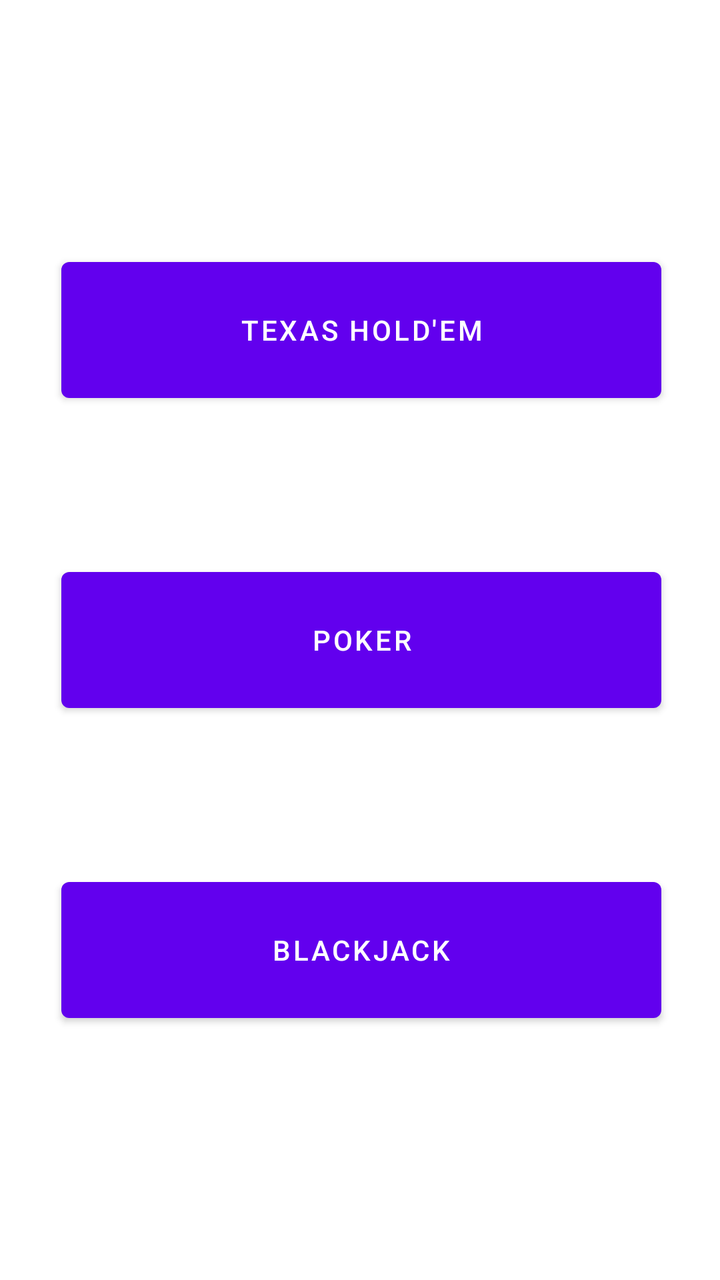
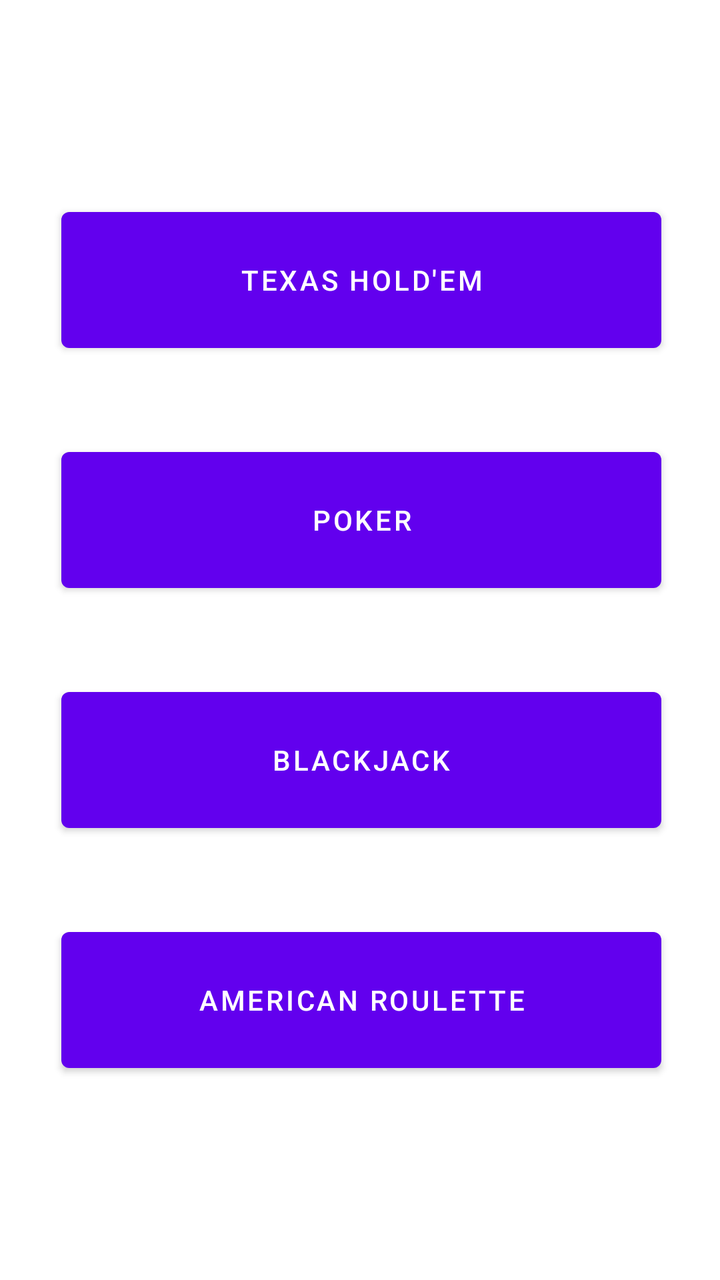

Compare the two renders of this Android layout. The source of the first and the diff that turns it into the second are given below.
<!-- AndroidManifest.xml: application theme Theme.GamblingBadger -->
<!-- res/layout/fragment_tips.xml -->
<?xml version="1.0" encoding="utf-8"?>
<androidx.constraintlayout.widget.ConstraintLayout xmlns:android="http://schemas.android.com/apk/res/android"
    xmlns:app="http://schemas.android.com/apk/res-auto"
    xmlns:tools="http://schemas.android.com/tools"
    android:layout_width="match_parent"
    android:layout_height="match_parent"
    tools:context=".tips.TipsFragment">

    <ScrollView
        android:layout_width="409dp"
        android:layout_height="wrap_content"
        android:layout_centerHorizontal="true"
        android:layout_centerVertical="true"
        app:layout_constraintBottom_toBottomOf="parent"
        app:layout_constraintEnd_toEndOf="parent"
        app:layout_constraintStart_toStartOf="parent"
        app:layout_constraintTop_toTopOf="parent">


        <androidx.constraintlayout.widget.ConstraintLayout
            android:layout_width="409dp"
            android:layout_height="wrap_content"
            app:layout_constraintBottom_toBottomOf="parent"
            app:layout_constraintEnd_toEndOf="parent"
            app:layout_constraintHorizontal_bias="0.5"
            app:layout_constraintStart_toStartOf="parent"
            app:layout_constraintTop_toTopOf="parent"
            app:layout_constraintVertical_bias="0.5"
            tools:layout_editor_absoluteX="1dp"
            tools:layout_editor_absoluteY="90dp">

            <Button
                android:id="@+id/button_HelpBlackjack"
                android:layout_width="300dp"
                android:layout_height="80dp"
                android:layout_marginTop="75dp"
                android:layout_marginBottom="75dp"
                android:text="@string/blackjack_title"
                app:layout_constraintBottom_toBottomOf="parent"
                app:layout_constraintEnd_toEndOf="parent"
                app:layout_constraintHorizontal_bias="0.5"
                app:layout_constraintStart_toStartOf="parent"
                app:layout_constraintTop_toBottomOf="@+id/button_HelpPoker" />

            <Button
                android:id="@+id/button_HelpPoker"
                android:layout_width="300dp"
                android:layout_height="80dp"
                android:layout_marginTop="75dp"
                android:enabled="true"
                android:text="@string/poker_title"
                app:layout_constraintBottom_toTopOf="@+id/button_HelpBlackjack"
                app:layout_constraintEnd_toEndOf="parent"
                app:layout_constraintHorizontal_bias="0.5"
                app:layout_constraintStart_toStartOf="parent"
                app:layout_constraintTop_toBottomOf="@+id/button_HelpTXHoldEm" />

            <Button
                android:id="@+id/button_HelpTXHoldEm"
                android:layout_width="300dp"
                android:layout_height="80dp"
                android:layout_marginTop="75dp"
                android:enabled="true"
                android:text="@string/texasHoldem_title"
                app:layout_constraintBottom_toTopOf="@+id/button_HelpPoker"
                app:layout_constraintEnd_toEndOf="parent"
                app:layout_constraintHorizontal_bias="0.5"
                app:layout_constraintStart_toStartOf="parent"
                app:layout_constraintTop_toTopOf="parent" />

        </androidx.constraintlayout.widget.ConstraintLayout>
    </ScrollView>

</androidx.constraintlayout.widget.ConstraintLayout>
<!-- resources referenced by this layout -->
<resources>
  <string name="blackjack_title">Blackjack</string>
  <string name="poker_title">Poker</string>
  <string name="texasHoldem_title">Texas Hold\'em</string>
  <style name="Theme.GamblingBadger" parent="Theme.MaterialComponents.DayNight.DarkActionBar">
          
          <item name="colorPrimary">@color/purple_500</item>
          <item name="colorPrimaryVariant">@color/purple_700</item>
          <item name="colorOnPrimary">@color/white</item>
          
          <item name="colorSecondary">@color/teal_200</item>
          <item name="colorSecondaryVariant">@color/teal_700</item>
          <item name="colorOnSecondary">@color/black</item>
          
          <item name="android:statusBarColor" tools:targetApi="l">?attr/colorPrimaryVariant</item>
          
      </style>
  <color name="purple_500">#FF6200EE</color>
  <color name="purple_700">#FF3700B3</color>
  <color name="white">#FFFFFFFF</color>
  <color name="teal_200">#FF03DAC5</color>
  <color name="teal_700">#FF018786</color>
  <color name="black">#FF000000</color>
</resources>

<!-- the commit's change to res/layout/fragment_tips.xml (unified diff, before → after) -->
@@ -30,13 +30,26 @@
             tools:layout_editor_absoluteY="90dp">
 
             <Button
+                android:id="@+id/button_HelpRou"
+                android:layout_width="300dp"
+                android:layout_height="80dp"
+                android:layout_marginTop="20dp"
+                android:layout_marginBottom="20dp"
+                android:text="@string/americanRoulette_title"
+                app:layout_constraintBottom_toBottomOf="parent"
+                app:layout_constraintEnd_toEndOf="parent"
+                app:layout_constraintHorizontal_bias="0.5"
+                app:layout_constraintStart_toStartOf="parent"
+                app:layout_constraintTop_toBottomOf="@+id/button_HelpBlackjack" />
+
+            <Button
                 android:id="@+id/button_HelpBlackjack"
                 android:layout_width="300dp"
                 android:layout_height="80dp"
-                android:layout_marginTop="75dp"
-                android:layout_marginBottom="75dp"
+                android:layout_marginTop="20dp"
+                android:layout_marginBottom="20dp"
                 android:text="@string/blackjack_title"
-                app:layout_constraintBottom_toBottomOf="parent"
+                app:layout_constraintBottom_toTopOf="@+id/button_HelpRou"
                 app:layout_constraintEnd_toEndOf="parent"
                 app:layout_constraintHorizontal_bias="0.5"
                 app:layout_constraintStart_toStartOf="parent"
@@ -46,7 +59,8 @@
                 android:id="@+id/button_HelpPoker"
                 android:layout_width="300dp"
                 android:layout_height="80dp"
-                android:layout_marginTop="75dp"
+                android:layout_marginTop="20dp"
+                android:layout_marginBottom="20dp"
                 android:enabled="true"
                 android:text="@string/poker_title"
                 app:layout_constraintBottom_toTopOf="@+id/button_HelpBlackjack"
@@ -59,7 +73,8 @@
                 android:id="@+id/button_HelpTXHoldEm"
                 android:layout_width="300dp"
                 android:layout_height="80dp"
-                android:layout_marginTop="75dp"
+                android:layout_marginTop="20dp"
+                android:layout_marginBottom="20dp"
                 android:enabled="true"
                 android:text="@string/texasHoldem_title"
                 app:layout_constraintBottom_toTopOf="@+id/button_HelpPoker"
<!-- resource entries referenced after the edit -->
@@ -1,5 +1,6 @@
 <!-- resources referenced by this layout -->
 <resources>
+  <string name="americanRoulette_title">American Roulette</string>
   <string name="blackjack_title">Blackjack</string>
   <string name="poker_title">Poker</string>
   <string name="texasHoldem_title">Texas Hold\'em</string>
